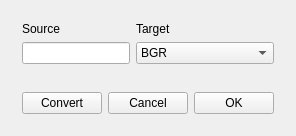
First picture: the form in OpenCVShop/CVActionCvtColorView.ui, repository hrachyahakobyan/OpenCVShop, before the edit.
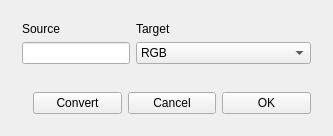
Second picture: the form after the edit. Custom widgets are drawn as their Qt base class.

Patch:
```diff
--- a/OpenCVShop/CVActionCvtColorView.ui
+++ b/OpenCVShop/CVActionCvtColorView.ui
@@ -6,7 +6,7 @@
    <rect>
     <x>0</x>
     <y>0</y>
-    <width>273</width>
+    <width>333</width>
     <height>122</height>
    </rect>
   </property>
@@ -35,7 +35,7 @@
        <widget class="QComboBox" name="targetComboBox">
         <item>
          <property name="text">
-          <string>BGR</string>
+          <string>RGB</string>
          </property>
         </item>
         <item>
```
Left out of the diff: 4 changed lines with no effect on the pictures.
